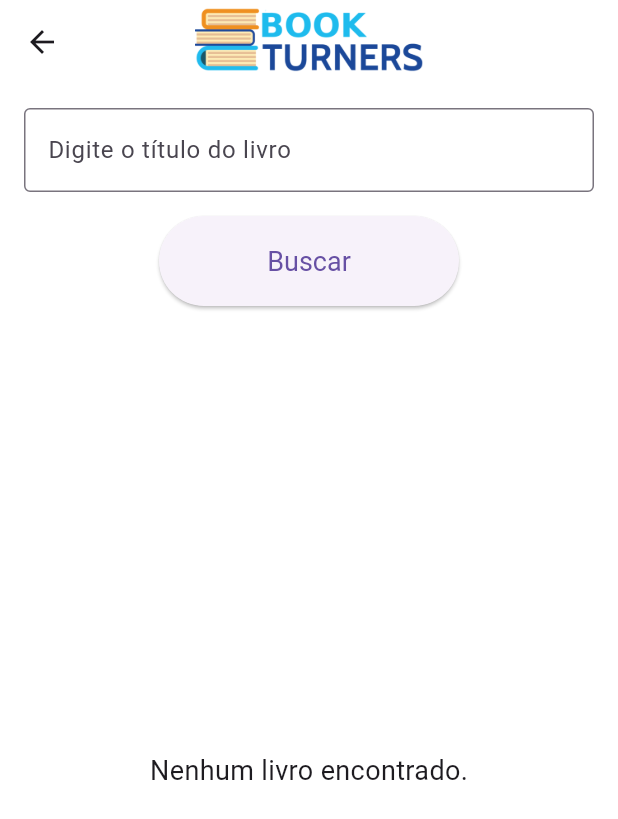
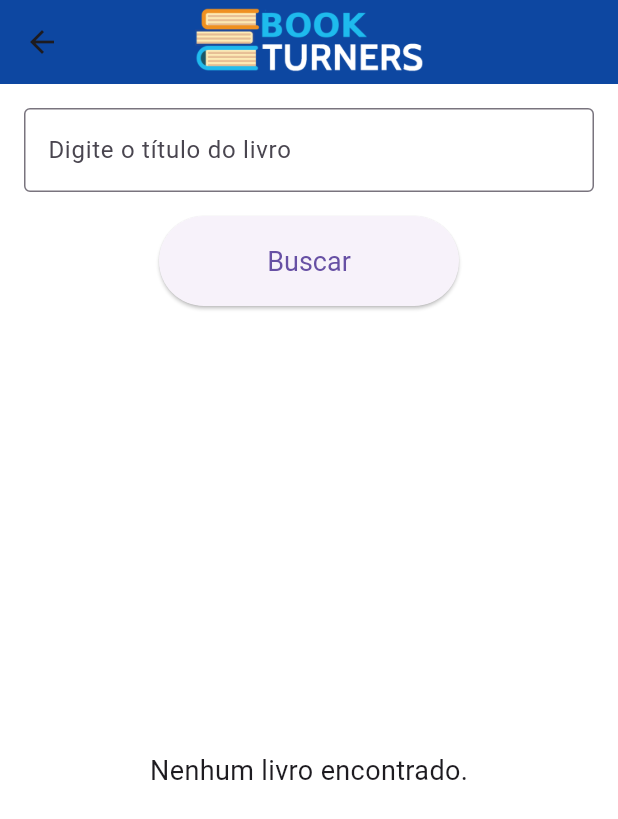
Before and after one commit to eduardonicioli/list_book, a Flutter app: the screen it shows after launch, after a tap on "Pesquisar Livros", on a phone screen of 412 x 824 dp. Shown: the top 819 px of the screen. Run offline on Flutter 3.47's test engine with Material 3 defaults, Android fonts, the phone set to English and light mode, and no system bars; our stand-ins replace sqflite, sqflite_common_ffi; accounts and stored records are empty.

Commit message:
update final

```diff
--- a/lib/pages/lista_leitura_pagina.dart
+++ b/lib/pages/lista_leitura_pagina.dart
@@ -34,7 +34,7 @@ class _ListaLeituraPaginaState extends State<ListaLeituraPagina> {
   Widget build(BuildContext context) {
     return Scaffold(
       appBar: AppBar(
-        backgroundColor: Colors.white,
+        backgroundColor: const Color(0xFF0D47A1),
         elevation: 0,
         centerTitle: true,
         title: Row(
@@ -42,7 +42,7 @@ class _ListaLeituraPaginaState extends State<ListaLeituraPagina> {
           children: [
             const Text(
               'Minha lista de leitura',
-              style: TextStyle(color: Colors.black),
+              style: TextStyle(color: Colors.white),
             ),
           ],
         ), // Remove a sombra da AppBar
--- a/lib/pages/pesquisa_livros_pagina.dart
+++ b/lib/pages/pesquisa_livros_pagina.dart
@@ -41,11 +41,10 @@ class _PesquisaLivrosPaginaState extends State<PesquisaLivrosPagina> {
           height: 50,
         ),
         centerTitle: true,
-        backgroundColor: Colors.white,
-        elevation: 0,
+        backgroundColor: const Color(0xFF0D47A1),
       ),
       body: Container(
-        color: Colors.white, // Fundo branco
+        color: Colors.white,
         padding: const EdgeInsets.all(16.0),
         child: Column(
           children: [
--- a/lib/pages/tela_inicial.dart
+++ b/lib/pages/tela_inicial.dart
@@ -13,7 +13,7 @@ class TelaInicial extends StatelessWidget {
           height: 50,
         ),
         centerTitle: true,
-        backgroundColor: Colors.white,
+        backgroundColor: const Color(0xFF0D47A1),
       ),
       body: Container(
         decoration: const BoxDecoration(
```
Also changed, not shown: pubspec.yaml (+16 -0 lines), assets/imagens/icon.png (added), assets/imagens/logo.png, pubspec.lock, 20 other files.
